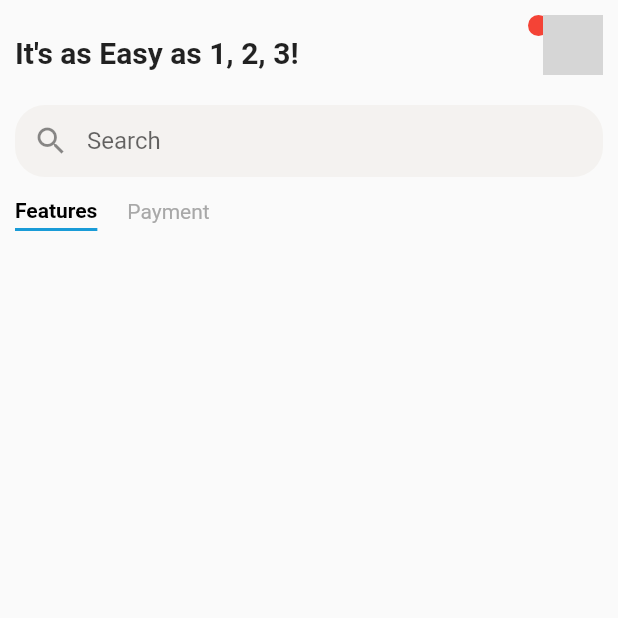
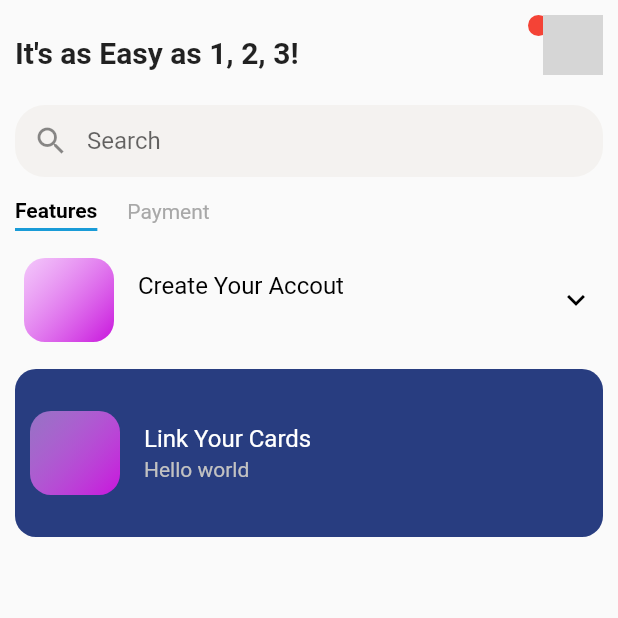
Before and after one commit to chanthavong/flutter-ui, a Flutter app: the screen it shows after launch, on a phone screen of 412 x 824 dp, the top half of it. Run offline on Flutter 3.47's test engine with Material 2 defaults, Android fonts, the phone set to English and light mode, and no system bars; network calls fail; grey boxes are pictures that could not be loaded.

Commit message:
add example list  LinearGradient

```diff
--- a/lib/main.dart
+++ b/lib/main.dart
@@ -80,6 +80,57 @@ class _MyHomePageState extends State<MyHomePage> {
             : null,
       );
 
+  Widget listItem(
+          {String title = 'Title',
+          String subTitle = '',
+          bool isActive = false}) =>
+      (Container(
+        margin: isActive ? const EdgeInsets.all(10) : null,
+        padding: isActive
+            ? const EdgeInsets.symmetric(vertical: 20, horizontal: 0)
+            : null,
+        decoration: isActive
+            ? BoxDecoration(
+                color: Config.primaryColor,
+                borderRadius: BorderRadius.circular(14.0),
+              )
+            : null,
+        child: ListTile(
+          contentPadding: isActive
+              ? const EdgeInsets.symmetric(vertical: 0, horizontal: 10)
+              : null,
+          textColor: isActive ? Colors.white : Colors.black,
+          title: Text(title),
+          subtitle: Text(
+            subTitle,
+            style: const TextStyle(color: Color.fromARGB(255, 194, 194, 194)),
+          ),
+          trailing: !isActive
+              ? RotatedBox(
+                  quarterTurns: 0,
+                  child: Icon(Icons.keyboard_arrow_down,
+                      color: isActive ? Colors.white : Colors.black),
+                )
+              : null,
+          leading: ClipRRect(
+            borderRadius: BorderRadius.circular(14.0),
+            child: Container(
+              width: 60.0,
+              height: 60.0,
+              decoration: const BoxDecoration(
+                  gradient: LinearGradient(
+                colors: [
+                  Color.fromARGB(141, 237, 156, 250),
+                  Color.fromARGB(255, 200, 21, 220),
+                ],
+                begin: FractionalOffset(0.0, 0.0),
+                end: FractionalOffset(1.0, 1.0),
+              )),
+            ),
+          ),
+        ),
+      ));
+
   @override
   Widget build(BuildContext context) {
     return SafeArea(
@@ -125,6 +176,11 @@ class _MyHomePageState extends State<MyHomePage> {
                 ],
               ),
             ),
+            listItem(title: 'Create Your Accout'),
+            listItem(
+                title: 'Link Your Cards',
+                subTitle: 'Hello world',
+                isActive: true)
           ],
         ),
       ),
```
